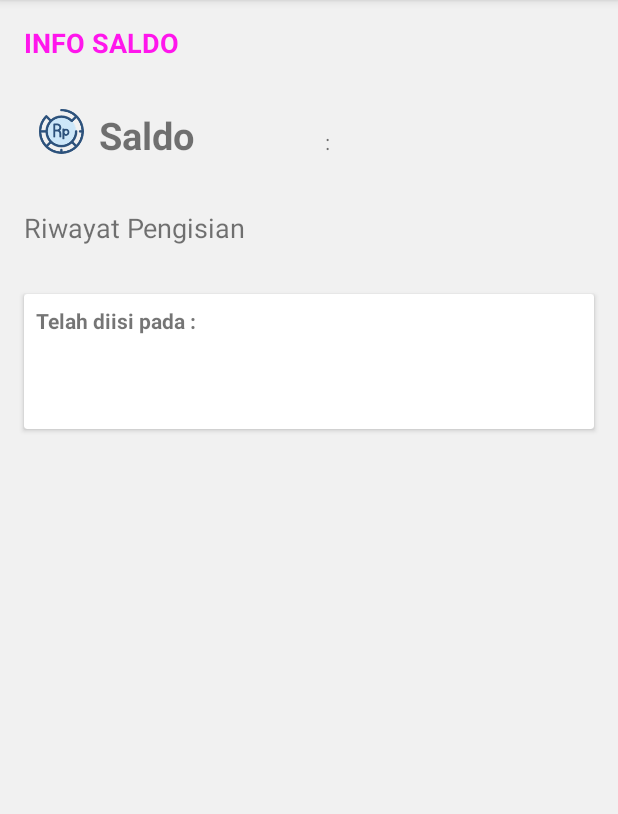
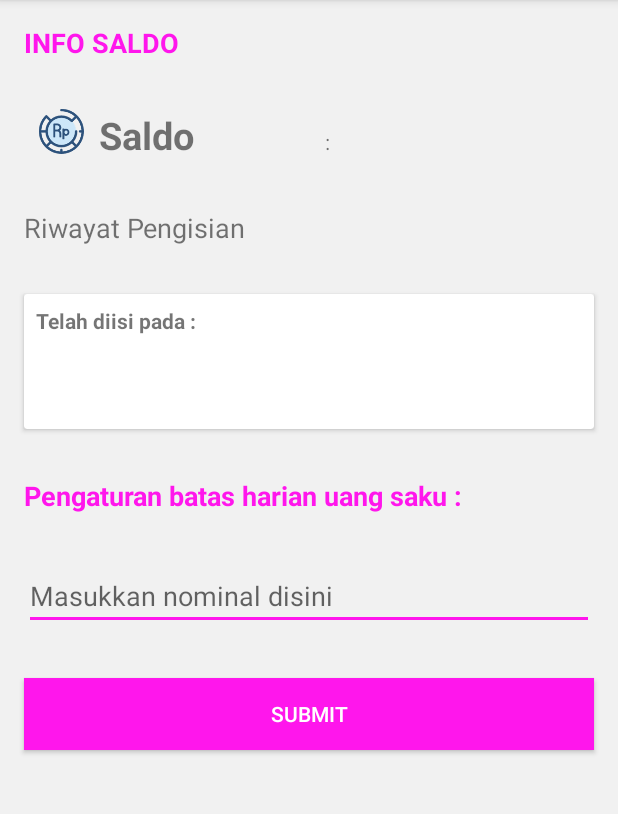
Before and after one commit to zulfahly/SmartParent, an Android app: the BalanceActivity screen opened directly, with no data from a screen before it, on a phone screen of 412 x 824 dp, the part 84-898 px from its top. Run offline under Robolectric (Android 15) with nearby library versions, the phone set to English and light mode, and no system bars; 3 statements that could not run were skipped.

Commit message:
fix pickup activity, setup firebase

```diff
--- a/app/build.gradle
+++ b/app/build.gradle
@@ -1,4 +1,5 @@
 apply plugin: 'com.android.application'
+
 
 android {
     compileSdkVersion 25
@@ -36,6 +37,8 @@ dependencies {
     compile 'com.android.support:support-v4:25.3.0'
     compile 'com.android.support:recyclerview-v7:25.3.0'
     compile 'org.parceler:parceler-api:1.1.6'
+    compile 'com.google.firebase:firebase-messaging:10.0.1'
     testCompile 'junit:junit:4.12'
     annotationProcessor 'org.parceler:parceler:1.1.6'
 }
+apply plugin: 'com.google.gms.google-services'
--- a/app/src/main/java/pnj/ti/b2013/smartparent/service/VolleyTaskService.java
+++ b/app/src/main/java/pnj/ti/b2013/smartparent/service/VolleyTaskService.java
@@ -281,7 +281,7 @@ public class VolleyTaskService extends Service {
 
     public void addPickup(final String name, String ktp, String telepon, String nis, String relation) {
         Map<String, String> params = new HashMap<>();
-        params.put("username", name);
+        params.put("nama", name);
         params.put("ktp", ktp);
         params.put("nomor_hp", telepon);
         params.put("nis", nis);
--- a/app/src/main/java/pnj/ti/b2013/smartparent/view/MainActivity.java
+++ b/app/src/main/java/pnj/ti/b2013/smartparent/view/MainActivity.java
@@ -90,7 +90,11 @@ public class MainActivity extends BaseActivity {
         penjemputanBtn.setOnClickListener(new View.OnClickListener() {
             @Override
             public void onClick(View view) {
+                Bundle extras = new Bundle();
+                extras.putParcelable("student", student);
+
                 Intent intent = new Intent(MainActivity.this, PickUpStudentActivity.class);
+                intent.putExtras(extras);
                 startActivity(intent);
             }
         });
--- a/app/src/main/res/layout/activity_balance.xml
+++ b/app/src/main/res/layout/activity_balance.xml
@@ -27,10 +27,11 @@
                 android:orientation="vertical">
 
                 <TextView
+                    android:id="@+id/textView4"
                     android:layout_width="match_parent"
                     android:layout_height="wrap_content"
                     android:layout_margin="@dimen/large_padding"
-                    android:text="INFO SALDO"
+                    android:text="@string/txtInfoSaldo"
                     android:textColor="@color/colorAccent"
                     android:textSize="18sp"
                     android:textStyle="bold" />
@@ -43,6 +44,7 @@
                     android:orientation="horizontal">
 
                     <ImageView
+                        android:contentDescription="@string/img_desc"
                         android:layout_width="50dp"
                         android:layout_height="30dp"
                         android:src="@drawable/ic_uang_saku"/>
@@ -53,15 +55,15 @@
                         android:layout_height="wrap_content"
                         android:layout_weight="2"
                         android:fitsSystemWindows="true"
-                        android:text="Saldo"
-                        android:textStyle="bold"
-                        android:textSize="25sp"/>
+                        android:text="@string/txtSaldo"
+                        android:textSize="25sp"
+                        android:textStyle="bold" />
 
                     <TextView
                         android:layout_width="wrap_content"
                         android:layout_height="wrap_content"
                         android:layout_weight="1"
-                        android:text=":" />
+                        android:text="@string/titikDua" />
 
                     <TextView
                         android:id="@+id/saldoValue"
@@ -76,7 +78,7 @@
                 <TextView
                     android:layout_width="match_parent"
                     android:layout_height="wrap_content"
-                    android:text="Riwayat Pengisian"
+                    android:text="@string/txtRiwayatSaldo"
                     android:layout_margin="@dimen/large_padding"
                     android:textSize="18sp"/>
 
@@ -95,7 +97,7 @@
                             android:layout_width="match_parent"
                             android:layout_height="wrap_content"
                             android:padding="@dimen/small_padding"
-                            android:text="Telah diisi pada : "
+                            android:text="@string/txtKeteranganSaldo"
                             android:textStyle="bold" />
 
                         <TextView
@@ -119,6 +121,36 @@
                 </android.support.v7.widget.CardView>
 
 
+                <TextView
+                    android:id="@+id/textView5"
+                    android:layout_width="match_parent"
+                    android:layout_height="wrap_content"
+                    android:layout_margin="@dimen/large_padding"
+                    android:text="@string/txtInputSaldo"
+                    android:textColor="@color/colorAccent"
+                    android:textSize="18sp"
+                    android:textStyle="bold" />
+
+                <EditText
+                    android:layout_width="match_parent"
+                    android:layout_height="wrap_content"
+                    android:layout_margin="@dimen/large_padding"
+                    android:hint="@string/hint_saldo"/>
+
+                <Button
+                android:id="@+id/loginButton"
+                android:layout_width="match_parent"
+                android:layout_height="wrap_content"
+                android:layout_gravity="center_horizontal"
+                android:height="@dimen/action_button_min_height_material"
+                android:background="@drawable/selectable_primary"
+                android:text="@string/submit"
+                android:textColor="@color/button_title_color"
+                android:layout_marginBottom="@dimen/activity_vertical_margin"
+                android:layout_marginTop="@dimen/activity_vertical_margin"
+                android:layout_marginRight="@dimen/large_padding"
+                android:layout_marginLeft="@dimen/large_padding"/>
+
             </LinearLayout>
 
 
--- a/app/src/main/res/values/strings.xml
+++ b/app/src/main/res/values/strings.xml
@@ -32,4 +32,14 @@
     <string name="rupiah">Rp.</string>
     <string name="keterangan">Keterangan : </string>
     <string name="sejumlah">Sejumlah </string>
+
+    <string name="hint_saldo">Masukkan nominal disini</string>
+    <string name="txtInputSaldo">Pengaturan batas harian uang saku :</string>
+    <string name="submit">Submit</string>
+    <string name="txtKeteranganSaldo">Telah diisi pada : </string>
+    <string name="txtRiwayatSaldo">Riwayat Pengisian</string>
+    <string name="txtSaldo">Saldo</string>
+    <string name="txtInfoSaldo">INFO SALDO</string>
+    <string name="titikDua"> : </string>
+
 </resources>
--- a/build.gradle
+++ b/build.gradle
@@ -6,7 +6,7 @@ buildscript {
     }
     dependencies {
         classpath 'com.android.tools.build:gradle:2.3.1'
-
+        classpath 'com.google.gms:google-services:3.0.0'
         // NOTE: Do not place your application dependencies here; they belong
         // in the individual module build.gradle files
     }
```
Also changed, not shown: app/src/main/AndroidManifest.xml (+17 -1 lines), app/src/main/java/pnj/ti/b2013/smartparent/service/MyFirebaseInstancedIdService.java (added, +43 -0 lines), app/src/main/java/pnj/ti/b2013/smartparent/service/MyFirebaseMessagingService.java (added, +134 -0 lines), app/src/main/java/pnj/ti/b2013/smartparent/view/LoginActivity.java (+0 -27 lines), app/src/main/java/pnj/ti/b2013/smartparent/view/pickUpStudent/PickUpStudentActivity.java (+26 -5 lines), app/src/main/res/layout/activity_pick_up_student.xml (+12 -30 lines), 1 other file.
